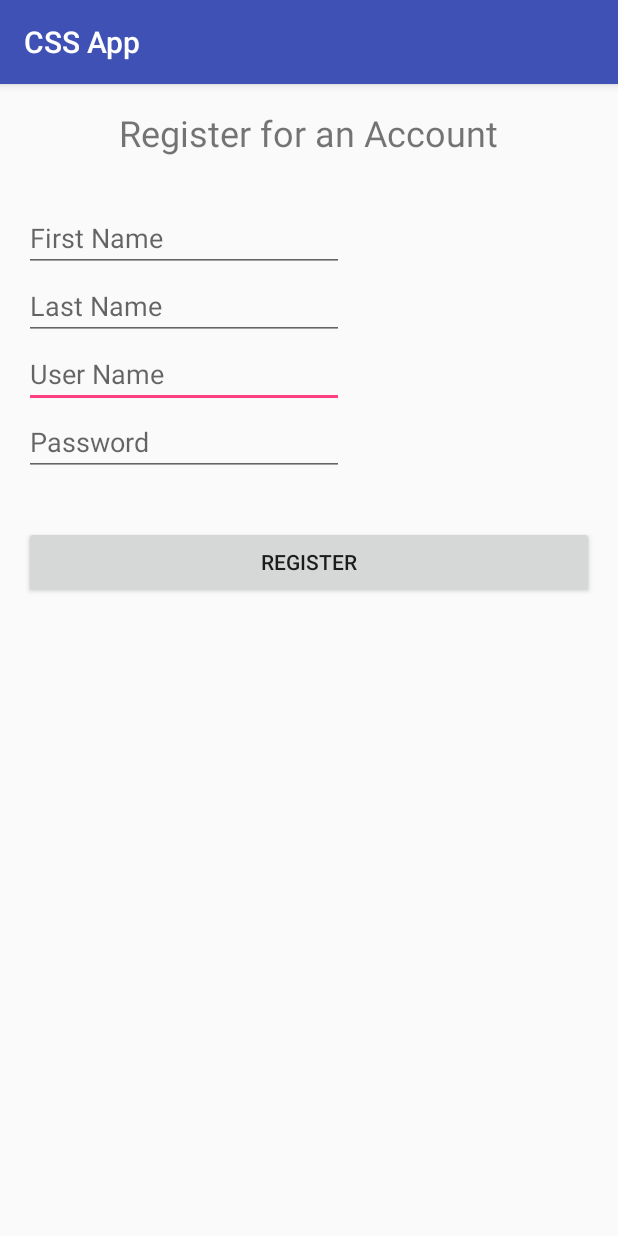
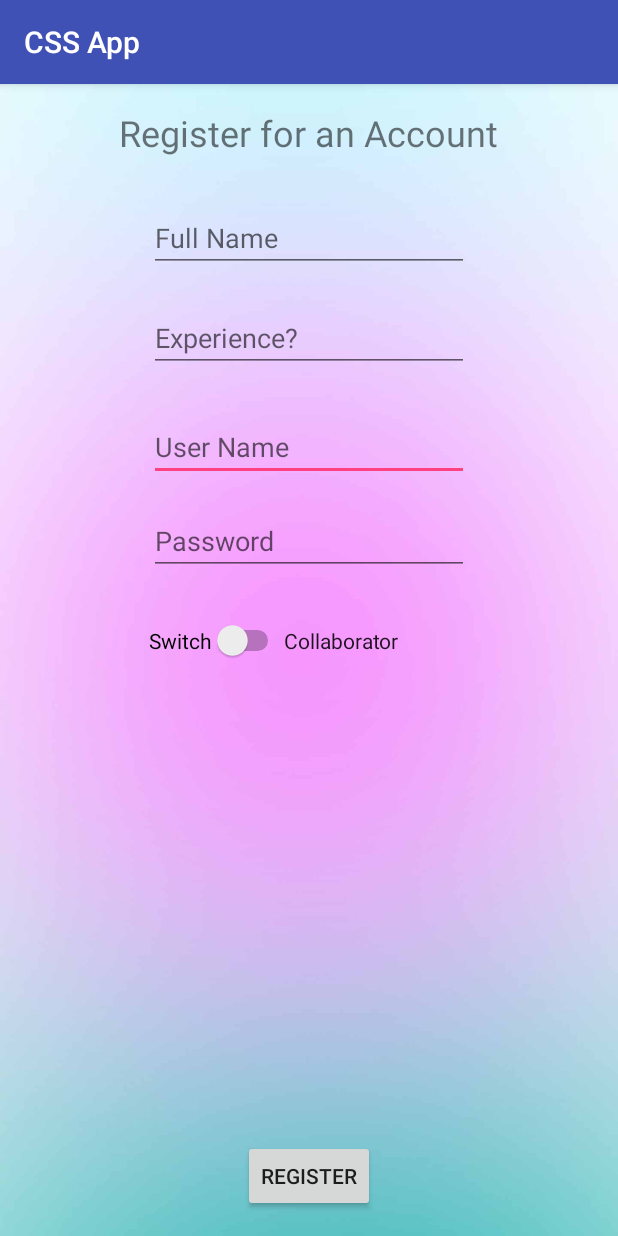
Before and after one commit to WittsEnd2/bitcamp2017, an Android app: the RegistrationActivity screen opened directly, with no data from a screen before it, on a phone screen of 412 x 824 dp. Run offline under Robolectric (Android 15) with nearby library versions, the phone set to English and light mode, and no system bars; our stand-ins replace Firebase (no records; nobody signed in at launch, a user with empty details on screens opened directly).

```diff
--- a/app/src/main/res/layout/activity_registration.xml
+++ b/app/src/main/res/layout/activity_registration.xml
@@ -8,6 +8,7 @@
     android:paddingLeft="@dimen/activity_horizontal_margin"
     android:paddingRight="@dimen/activity_horizontal_margin"
     android:paddingTop="@dimen/activity_vertical_margin"
+    android:background="@drawable/background"
     tools:context="com.css.cssapp.RegistrationActivity">
 
     <EditText
@@ -18,28 +19,30 @@
         android:ems="10"
         android:id="@+id/registerUserName"
         android:layout_below="@+id/registerLastName"
-        android:layout_alignParentStart="true" />
+        android:layout_alignStart="@+id/registerLastName"
+        android:layout_marginTop="27dp" />
 
     <EditText
+        android:id="@+id/registerLastName"
         android:layout_width="wrap_content"
         android:layout_height="wrap_content"
-        android:inputType="textPersonName"
-        android:hint="Last Name"
+        android:layout_below="@+id/registerFirstName"
+        android:layout_centerHorizontal="true"
+        android:layout_marginTop="21dp"
         android:ems="10"
-        android:id="@+id/registerLastName"
-        android:layout_below="@+id/registerFirstName"
-        android:layout_alignParentStart="true" />
+        android:hint="Experience?"
+        android:inputType="textPersonName" />
 
     <EditText
+        android:id="@+id/registerFirstName"
         android:layout_width="wrap_content"
         android:layout_height="wrap_content"
-        android:inputType="textPersonName"
-        android:hint="First Name"
+        android:layout_alignStart="@+id/registerLastName"
+        android:layout_below="@+id/textView3"
+        android:layout_marginTop="31dp"
         android:ems="10"
-        android:layout_marginTop="31dp"
-        android:id="@+id/registerFirstName"
-        android:layout_below="@+id/textView3"
-        android:layout_alignParentStart="true" />
+        android:hint="Full Name"
+        android:inputType="textPersonName" />
 
     <TextView
         android:text="Register for an Account"
@@ -58,16 +61,37 @@
         android:ems="10"
         android:id="@+id/registerPassword"
         android:layout_below="@+id/registerUserName"
-        android:layout_alignParentStart="true" />
+        android:layout_alignStart="@+id/registerUserName"
+        android:layout_marginTop="17dp" />
 
     <Button
         android:text="REGISTER"
         android:layout_width="wrap_content"
         android:layout_height="wrap_content"
-        android:layout_marginTop="33dp"
         android:id="@+id/register"
+        android:layout_alignParentBottom="true"
+        android:layout_centerHorizontal="true" />
+
+    <Switch
+        android:id="@+id/switch1"
+        android:layout_width="wrap_content"
+        android:layout_height="wrap_content"
+        android:layout_alignStart="@+id/registerPassword"
         android:layout_below="@+id/registerPassword"
-        android:layout_alignParentStart="true"
-        android:layout_alignParentEnd="true" />
+        android:layout_marginTop="30dp"
+        android:checked="false"
+        android:text="Switch"
+        tools:text="creator" />
+
+    <TextView
+        android:id="@+id/textView4"
+        android:layout_width="wrap_content"
+        android:layout_height="wrap_content"
+        android:text="Collaborator"
+        android:textAppearance="@style/TextAppearance.AppCompat.Body1"
+        android:visibility="visible"
+        android:layout_alignBaseline="@+id/switch1"
+        android:layout_alignBottom="@+id/switch1"
+        android:layout_toEndOf="@+id/switch1" />
 
 </RelativeLayout>
```
Also changed, not shown: app/src/main/res/layout/activity_login.xml (+4 -14 lines), app/src/main/res/layout/activity_main.xml (+8 -6 lines).
